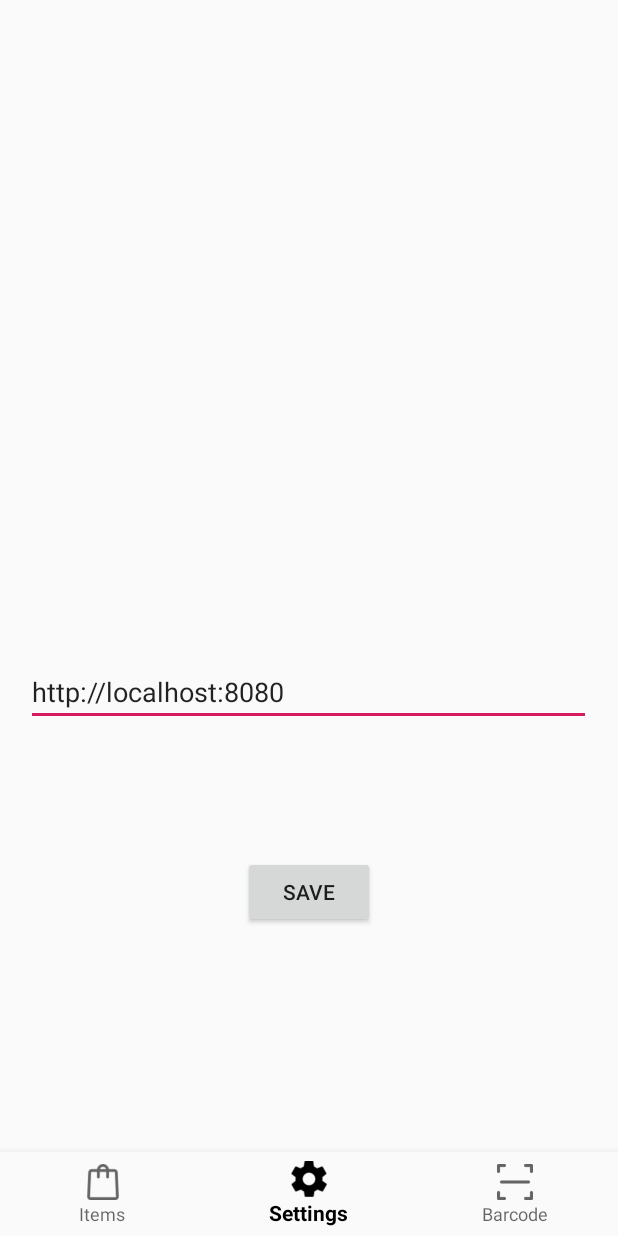
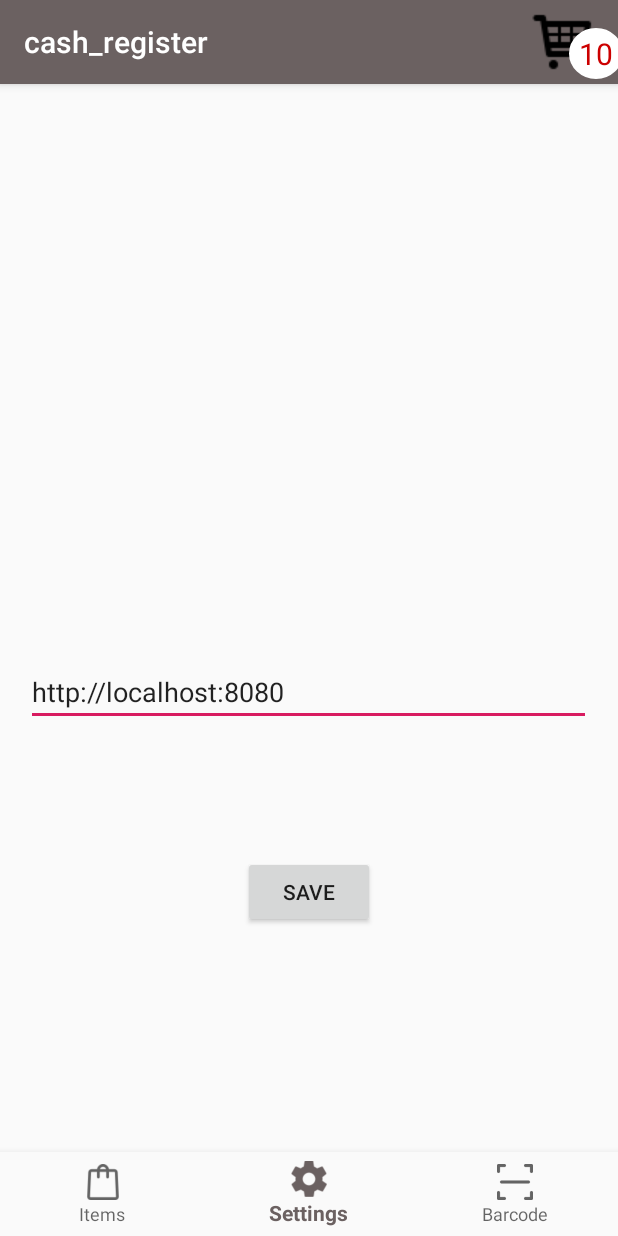
Before and after one commit to dupuysylvain/cash-manager-mobile, an Android app: the MainActivity screen opened directly, with no data from a screen before it, item 2 of the bottom bar chosen, on a phone screen of 412 x 824 dp. Run offline under Robolectric (Android 15) with nearby library versions, the phone set to English and light mode, and no system bars; 2 statements that could not run were skipped.

Commit message:
ajout du panier sur la toolbar

```diff
--- a/app/src/main/java/com/example/cash_register/ArticleAdapter.kt
+++ b/app/src/main/java/com/example/cash_register/ArticleAdapter.kt
@@ -25,6 +25,8 @@ class ArticleAdapter(val items : ArrayList<Article>, val context: Context) : Rec
 
 }
 
+
+
 class ViewHolder (view: View) : RecyclerView.ViewHolder(view) {
     // Holds the TextView that will add each animal to
     val tvAnimalType = view.tv_article_type
--- a/app/src/main/java/com/example/cash_register/Fragments/FragmentArticles.kt
+++ b/app/src/main/java/com/example/cash_register/Fragments/FragmentArticles.kt
@@ -65,7 +65,6 @@ class FragmentArticles : Fragment() {
         recycler_view_articles.layoutManager = GridLayoutManager(context, 2)
         recycler_view_articles.adapter = ArticleAdapter(taVAriable, this.requireContext())
 
-       // getArticles()
         return view
     }
 
@@ -89,12 +88,6 @@ class FragmentArticles : Fragment() {
 
             override fun onResponse(call: okhttp3.Call, response: okhttp3.Response) {
                 val gson = Gson()
-               /* val listType = object : TypeToken<ArrayList<Article>>() {}.type
-               articles  = gson.fromJson(response.body()!!.string(), listType)
-                for(article in articles){
-                     articles.add(article)
-                 }*/
-
                 val articles = gson.fromJson(response.body()!!.string(),  Array<Article>::class.java)
                 for(article in articles){
                     articleList = article
@@ -104,4 +97,6 @@ class FragmentArticles : Fragment() {
         })
         return articles
     }
+
+
 }
--- a/app/src/main/java/com/example/cash_register/MainActivity.kt
+++ b/app/src/main/java/com/example/cash_register/MainActivity.kt
@@ -13,10 +13,15 @@
     import com.example.cash_register.Fragments.FragmentScanArticle
     import com.example.cash_register.Fragments.FragmentSetting
     import com.example.cash_register.view.ViewPagerAdapter
+import android.widget.TextView
+    import android.support.v4.view.MenuItemCompat
+    import android.view.Menu
+    import android.view.View
 
 
     class MainActivity : AppCompatActivity() {
-
+        var textCartItemCount: TextView? = null
+        var mCartItemCount = 10
         //BottomNavigationView
         private var bottomNavigationView: BottomNavigationView? = null
         //viewPager
@@ -31,11 +36,6 @@
 
         override fun onCreate(savedInstanceState: Bundle?) {
             super.onCreate(savedInstanceState)
-            try {
-                this.supportActionBar!!.hide()
-              }
-            catch (e: NullPointerException) {
-            }
 
             setContentView(R.layout.activity_main)
 
@@ -71,7 +71,11 @@
                 override fun onPageScrollStateChanged(state: Int) {}
             })
             setupViewPager(viewpager!!)
+
+
+
         }
+
 
         private fun setupViewPager(viewPager: ViewPager) {
             val adapter = ViewPagerAdapter(supportFragmentManager)
@@ -88,4 +92,51 @@
          }
 
 
+
+        override fun onCreateOptionsMenu(menu: Menu): Boolean {
+            menuInflater.inflate(R.menu.menu_badge, menu)
+
+            val menuItem = menu.findItem(R.id.action_cart)
+
+            val actionView = MenuItemCompat.getActionView(menuItem)
+            textCartItemCount = actionView.findViewById(R.id.cart_badge)
+
+            setupBadge()
+
+            actionView.setOnClickListener(object : View.OnClickListener {
+                override fun onClick(v: View) {
+                    onOptionsItemSelected(menuItem)
+                }
+            })
+
+            return true
+        }
+
+        override fun onOptionsItemSelected(item: MenuItem): Boolean {
+
+            when (item.itemId) {
+
+                R.id.cart_badge -> {
+                    // Do something
+                    return true
+                }
+            }
+            return super.onOptionsItemSelected(item)
+        }
+
+        fun setupBadge() {
+
+            if (textCartItemCount != null) {
+                if (mCartItemCount == 0) {
+                    if (textCartItemCount!!.getVisibility() != View.GONE) {
+                        textCartItemCount!!.setVisibility(View.GONE)
+                    }
+                } else {
+                    textCartItemCount!!.setText(Math.min(mCartItemCount, 99).toString())
+                    if (textCartItemCount!!.getVisibility() != View.VISIBLE) {
+                        textCartItemCount!!.setVisibility(View.VISIBLE)
+                    }
+                }
+            }
+        }
     }
--- /dev/null
+++ b/app/src/main/res/drawable/badge_background.xml
@@ -0,0 +1,7 @@
+<?xml version="1.0" encoding="utf-8"?>
+<shape xmlns:android="http://schemas.android.com/apk/res/android" android:shape="oval">
+
+    <solid android:color="@android:color/white"/>
+    <stroke android:color="@android:color/white" android:width="1dp"/>
+
+</shape>
--- /dev/null
+++ b/app/src/main/res/layout/activity_badge.xml
@@ -0,0 +1,31 @@
+<?xml version="1.0" encoding="utf-8"?>
+<FrameLayout
+    style="?attr/actionButtonStyle"
+    xmlns:android="http://schemas.android.com/apk/res/android"
+    android:layout_width="wrap_content"
+    android:layout_height="wrap_content"
+    android:clipToPadding="false"
+    android:focusable="true">
+
+    <ImageView
+        android:layout_width="wrap_content"
+        android:layout_height="wrap_content"
+        android:layout_gravity="center"
+        android:src="@drawable/shopping_cart" />
+
+    <TextView
+        android:id="@+id/cart_badge"
+        android:layout_width="36dp"
+        android:layout_height="wrap_content"
+        android:layout_gravity="right|end|top"
+        android:layout_marginTop="15dp"
+        android:layout_marginEnd="-15dp"
+        android:layout_marginRight="-5dp"
+        android:background="@drawable/badge_background"
+        android:gravity="center"
+        android:padding="3dp"
+        android:text="0"
+        android:textColor="@android:color/holo_red_dark"
+        android:textSize="20sp" />
+
+</FrameLayout>
--- /dev/null
+++ b/app/src/main/res/menu/menu_badge.xml
@@ -0,0 +1,13 @@
+<?xml version="1.0" encoding="utf-8"?>
+<menu
+    xmlns:android="http://schemas.android.com/apk/res/android"
+    xmlns:app="http://schemas.android.com/apk/res-auto" >
+
+    <item
+        android:id="@+id/action_cart"
+        android:icon="@drawable/shopping_cart"
+        android:title="Cart"
+        app:actionLayout="@layout/activity_badge"
+        app:showAsAction="always"/>
+
+</menu>
--- a/app/src/main/res/values/colors.xml
+++ b/app/src/main/res/values/colors.xml
@@ -1,7 +1,7 @@
 <?xml version="1.0" encoding="utf-8"?>
 <resources>
-    <color name="colorPrimary">#000000</color>
-    <color name="colorPrimaryDark">#000000</color>
+    <color name="colorPrimary">#6B6161</color>
+    <color name="colorPrimaryDark">#6D6464</color>
     <color name="colorAccent">#D81B60</color>
     <color name="black">#000000</color>
 
--- a/build.gradle
+++ b/build.gradle
@@ -23,7 +23,6 @@ allprojects {
         google()
         jcenter()
         maven { url "https://jitpack.io" }
-
     }
 }
 
```
Also changed, not shown: app/src/main/java/com/example/cash_register/view/TestGet.kt (deleted, +0 -83 lines), app/src/main/res/drawable/circle.png (added), app/src/main/res/drawable/shopping_cart.png (added).
